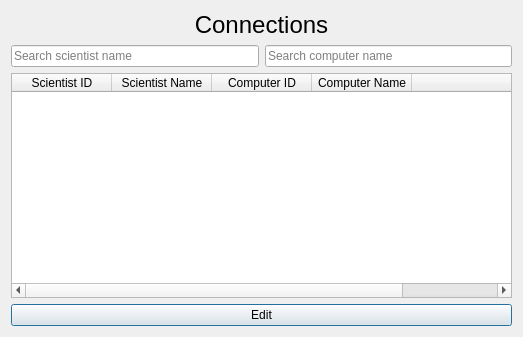
Before: the Qt Designer form GUI-verklegtVika3/connectiondialog.ui in streamerinn/Verklegt-1, drawn with Qt 5.
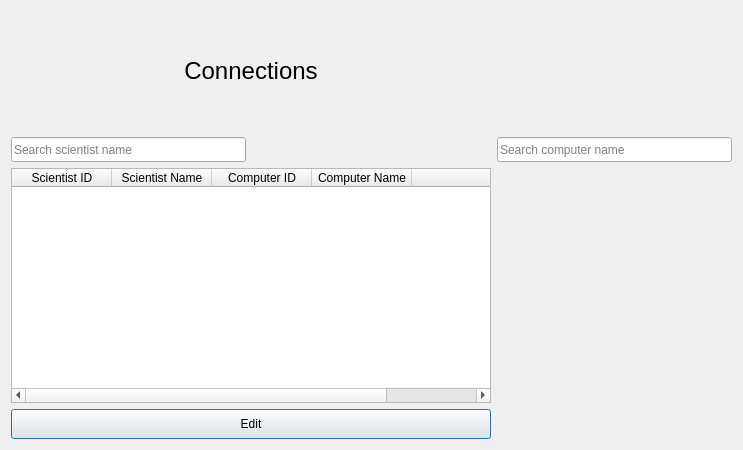
After: the same form once the commit is applied.

```diff
--- a/GUI-verklegtVika3/connectiondialog.ui
+++ b/GUI-verklegtVika3/connectiondialog.ui
@@ -6,43 +6,69 @@
    <rect>
     <x>0</x>
     <y>0</y>
-    <width>523</width>
-    <height>337</height>
+    <width>500</width>
+    <height>450</height>
    </rect>
   </property>
+  <property name="sizePolicy">
+   <sizepolicy hsizetype="Fixed" vsizetype="Preferred">
+    <horstretch>0</horstretch>
+    <verstretch>0</verstretch>
+   </sizepolicy>
+  </property>
   <property name="windowTitle">
    <string>Connections</string>
   </property>
   <layout class="QGridLayout" name="gridLayout">
-   <item row="0" column="0" colspan="2">
+   <item row="0" column="0">
     <widget class="QLabel" name="label">
+     <property name="minimumSize">
+      <size>
+       <width>480</width>
+       <height>120</height>
+      </size>
+     </property>
+     <property name="maximumSize">
+      <size>
+       <width>16777215</width>
+       <height>120</height>
+      </size>
+     </property>
      <property name="text">
       <string>&lt;html&gt;&lt;head/&gt;&lt;body&gt;&lt;p align=&quot;center&quot;&gt;&lt;span style=&quot; font-size:18pt;&quot;&gt;Connections&lt;/span&gt;&lt;/p&gt;&lt;/body&gt;&lt;/html&gt;</string>
      </property>
     </widget>
    </item>
-   <item row="1" column="0">
-    <widget class="QLineEdit" name="SearchScientistName">
-     <property name="styleSheet">
-      <string notr="true"/>
+   <item row="5" column="0">
+    <widget class="QPushButton" name="pushButton">
+     <property name="minimumSize">
+      <size>
+       <width>480</width>
+       <height>30</height>
+      </size>
      </property>
-     <property name="placeholderText">
-      <string>Search scientist name</string>
+     <property name="maximumSize">
+      <size>
+       <width>16777215</width>
+       <height>30</height>
+      </size>
      </property>
-    </widget>
-   </item>
-   <item row="1" column="1">
-    <widget class="QLineEdit" name="SearchScientistName_2">
      <property name="styleSheet">
       <string notr="true"/>
      </property>
-     <property name="placeholderText">
-      <string>Search computer name</string>
+     <property name="text">
+      <string>Edit</string>
      </property>
     </widget>
    </item>
-   <item row="2" column="0" colspan="2">
+   <item row="4" column="0">
     <widget class="QTableWidget" name="ConnectionTable">
+     <property name="minimumSize">
+      <size>
+       <width>480</width>
+       <height>150</height>
+      </size>
+     </property>
      <property name="styleSheet">
       <string notr="true"/>
      </property>
@@ -76,13 +102,65 @@
      </column>
     </widget>
    </item>
-   <item row="3" column="0" colspan="2">
-    <widget class="QPushButton" name="pushButton">
+   <item row="1" column="0" alignment="Qt::AlignLeft">
+    <widget class="QLineEdit" name="SearchScientistName">
+     <property name="sizePolicy">
+      <sizepolicy hsizetype="Preferred" vsizetype="Fixed">
+       <horstretch>0</horstretch>
+       <verstretch>0</verstretch>
+      </sizepolicy>
+     </property>
+     <property name="minimumSize">
+      <size>
+       <width>235</width>
+       <height>25</height>
+      </size>
+     </property>
+     <property name="maximumSize">
+      <size>
+       <width>16777215</width>
+       <height>25</height>
+      </size>
+     </property>
      <property name="styleSheet">
       <string notr="true"/>
      </property>
-     <property name="text">
-      <string>Edit</string>
+     <property name="placeholderText">
+      <string>Search scientist name</string>
+     </property>
+    </widget>
+   </item>
+   <item row="1" column="1" alignment="Qt::AlignLeft">
+    <widget class="QLineEdit" name="SearchScientistName_2">
+     <property name="sizePolicy">
+      <sizepolicy hsizetype="Preferred" vsizetype="Fixed">
+       <horstretch>0</horstretch>
+       <verstretch>0</verstretch>
+      </sizepolicy>
+     </property>
+     <property name="minimumSize">
+      <size>
+       <width>235</width>
+       <height>25</height>
+      </size>
+     </property>
+     <property name="maximumSize">
+      <size>
+       <width>16777215</width>
+       <height>25</height>
+      </size>
+     </property>
+     <property name="layoutDirection">
+      <enum>Qt::RightToLeft</enum>
+     </property>
+     <property name="styleSheet">
+      <string notr="true"/>
+     </property>
+     <property name="alignment">
+      <set>Qt::AlignLeading|Qt::AlignLeft|Qt::AlignVCenter</set>
+     </property>
+     <property name="placeholderText">
+      <string>Search computer name</string>
      </property>
     </widget>
    </item>
```
